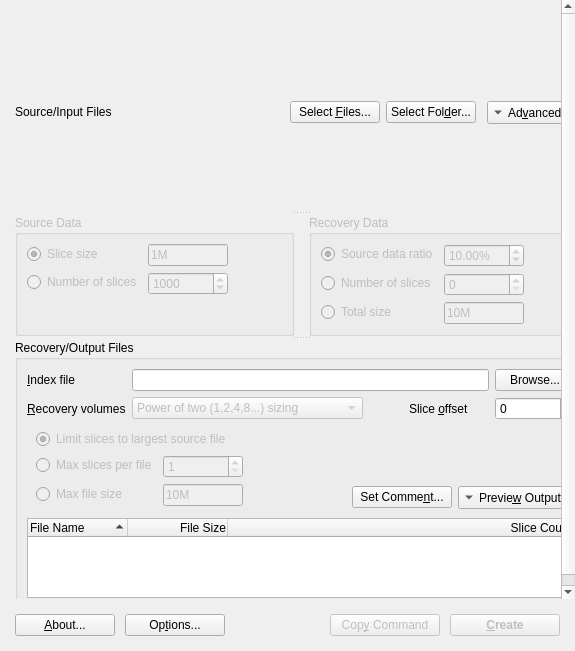
Above: mainwindow.ui from animetosho/ParParGUI before the change. Below: the same form after it.
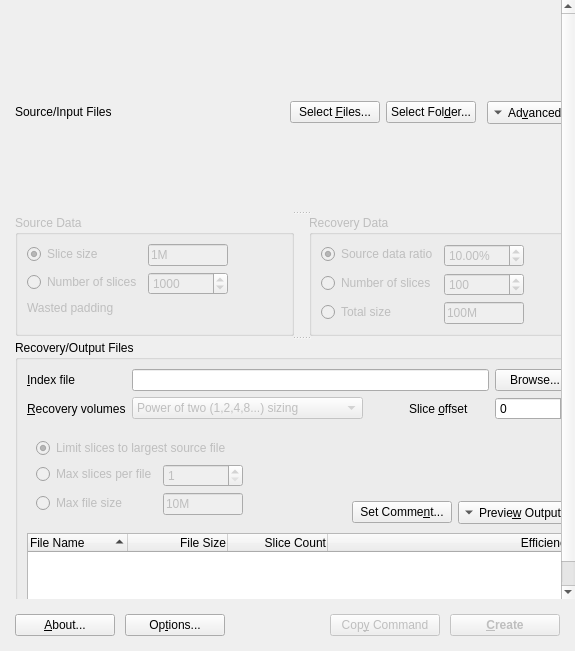
That is the form after the change. The open tabs and pages were chosen to show the change. Icons and pictures are not drawn. Custom widgets are drawn as their Qt base class.

Patch:
```diff
--- a/mainwindow.ui
+++ b/mainwindow.ui
@@ -54,7 +54,7 @@
          <x>0</x>
          <y>0</y>
          <width>578</width>
-         <height>599</height>
+         <height>605</height>
         </rect>
        </property>
        <layout class="QGridLayout" name="gridLayout">
@@ -625,6 +625,20 @@
                  </property>
                 </widget>
                </item>
+               <item row="2" column="0">
+                <widget class="QLabel" name="label_2">
+                 <property name="text">
+                  <string>Wasted padding</string>
+                 </property>
+                </widget>
+               </item>
+               <item row="2" column="1">
+                <widget class="QLabel" name="lblInslicePadding">
+                 <property name="text">
+                  <string/>
+                 </property>
+                </widget>
+               </item>
               </layout>
              </widget>
             </item>
@@ -696,6 +710,9 @@
                  <property name="maximum">
                   <number>65535</number>
                  </property>
+                 <property name="value">
+                  <number>100</number>
+                 </property>
                 </widget>
                </item>
                <item row="2" column="0">
@@ -720,7 +737,7 @@
                   </size>
                  </property>
                  <property name="text">
-                  <string notr="true">10M</string>
+                  <string notr="true">100M</string>
                  </property>
                 </widget>
                </item>
@@ -1031,14 +1048,8 @@
                   </layout>
                  </widget>
                  <widget class="QWidget" name="page_2">
-                  <layout class="QVBoxLayout" name="verticalLayout_7">
-                   <property name="topMargin">
-                    <number>0</number>
-                   </property>
-                   <property name="bottomMargin">
-                    <number>0</number>
-                   </property>
-                   <item>
+                  <layout class="QFormLayout" name="formLayout_3">
+                   <item row="0" column="0" colspan="2">
                     <widget class="QRadioButton" name="optDestMaxLfile">
                      <property name="text">
                       <string>Limit slices to largest source file</string>
@@ -1048,45 +1059,21 @@
                      </property>
                     </widget>
                    </item>
-                   <item>
-                    <layout class="QFormLayout" name="formLayout_3">
-                     <item row="0" column="0">
+                   <item row="1" column="0">
                       <widget class="QRadioButton" name="optDestMaxCount">
                        <property name="text">
                         <string>Max slices per file</string>
                        </property>
                       </widget>
                      </item>
-                     <item row="0" column="1">
-                      <widget class="QSpinBox" name="txtDestMaxCount">
-                       <property name="minimumSize">
-                        <size>
-                         <width>60</width>
-                         <height>0</height>
-                        </size>
-                       </property>
-                       <property name="maximumSize">
-                        <size>
-                         <width>80</width>
-                         <height>16777215</height>
-                        </size>
-                       </property>
-                       <property name="minimum">
-                        <number>1</number>
-                       </property>
-                       <property name="maximum">
-                        <number>32768</number>
-                       </property>
-                      </widget>
-                     </item>
-                     <item row="1" column="0">
+                   <item row="2" column="0">
                       <widget class="QRadioButton" name="optDestMaxSize">
                        <property name="text">
                         <string>Max file size</string>
                        </property>
                       </widget>
                      </item>
-                     <item row="1" column="1">
+                   <item row="2" column="1">
                       <widget class="SizeEdit" name="txtDestMaxSize">
                        <property name="minimumSize">
                         <size>
@@ -1105,7 +1092,27 @@
                        </property>
                       </widget>
                      </item>
-                    </layout>
+                   <item row="1" column="1">
+                    <widget class="QSpinBox" name="txtDestMaxCount">
+                     <property name="minimumSize">
+                      <size>
+                       <width>60</width>
+                       <height>0</height>
+                      </size>
+                     </property>
+                     <property name="maximumSize">
+                      <size>
+                       <width>80</width>
+                       <height>16777215</height>
+                      </size>
+                     </property>
+                     <property name="minimum">
+                      <number>1</number>
+                     </property>
+                     <property name="maximum">
+                      <number>32768</number>
+                     </property>
+                    </widget>
                    </item>
                   </layout>
                  </widget>
@@ -1236,7 +1243,7 @@
                <bool>true</bool>
               </property>
               <property name="columnCount">
-               <number>3</number>
+               <number>4</number>
               </property>
               <column>
                <property name="text">
@@ -1259,6 +1266,14 @@
                 <set>AlignTrailing|AlignVCenter</set>
                </property>
               </column>
+              <column>
+               <property name="text">
+                <string>Efficiency</string>
+               </property>
+               <property name="textAlignment">
+                <set>AlignTrailing|AlignVCenter</set>
+               </property>
+              </column>
              </widget>
             </item>
            </layout>
@@ -1419,11 +1434,6 @@
   </widget>
  </widget>
  <customwidgets>
-  <customwidget>
-   <class>SliceCountSpinBox</class>
-   <extends>QSpinBox</extends>
-   <header>slicecountspinbox.h</header>
-  </customwidget>
   <customwidget>
    <class>SizeEdit</class>
    <extends>QLineEdit</extends>
@@ -1433,6 +1443,11 @@
     <signal>valueChanged(quint64,bool)</signal>
    </slots>
   </customwidget>
+  <customwidget>
+   <class>SliceCountSpinBox</class>
+   <extends>QSpinBox</extends>
+   <header>slicecountspinbox.h</header>
+  </customwidget>
   <customwidget>
    <class>SourceFileFrame</class>
    <extends>QStackedWidget</extends>
```
Left out of the diff: 106 changed lines with no effect on the pictures. Lines whose indentation alone changed are shown as unchanged.
